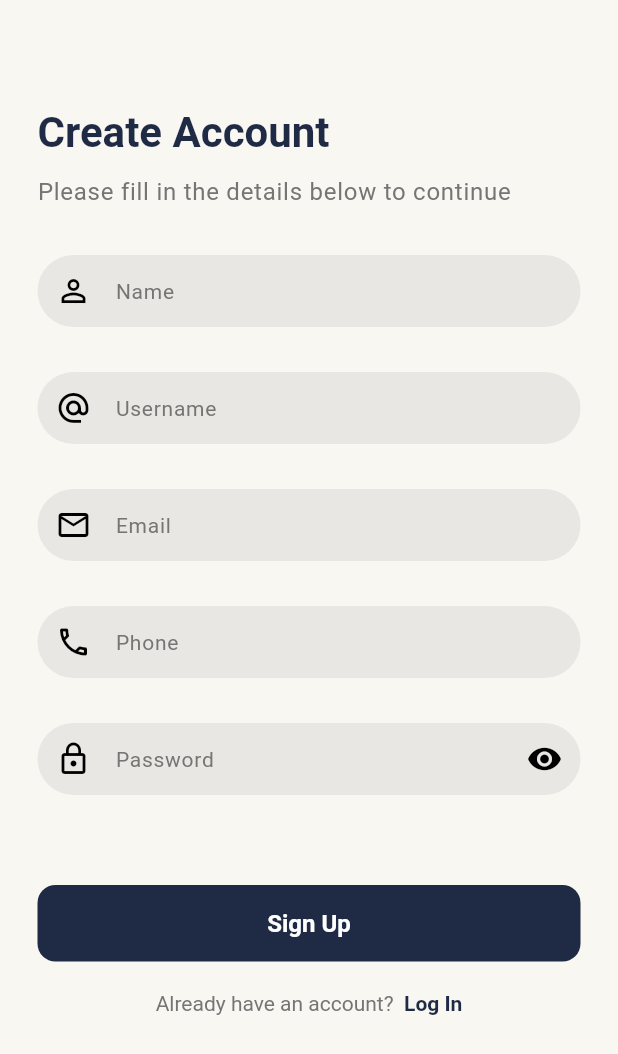
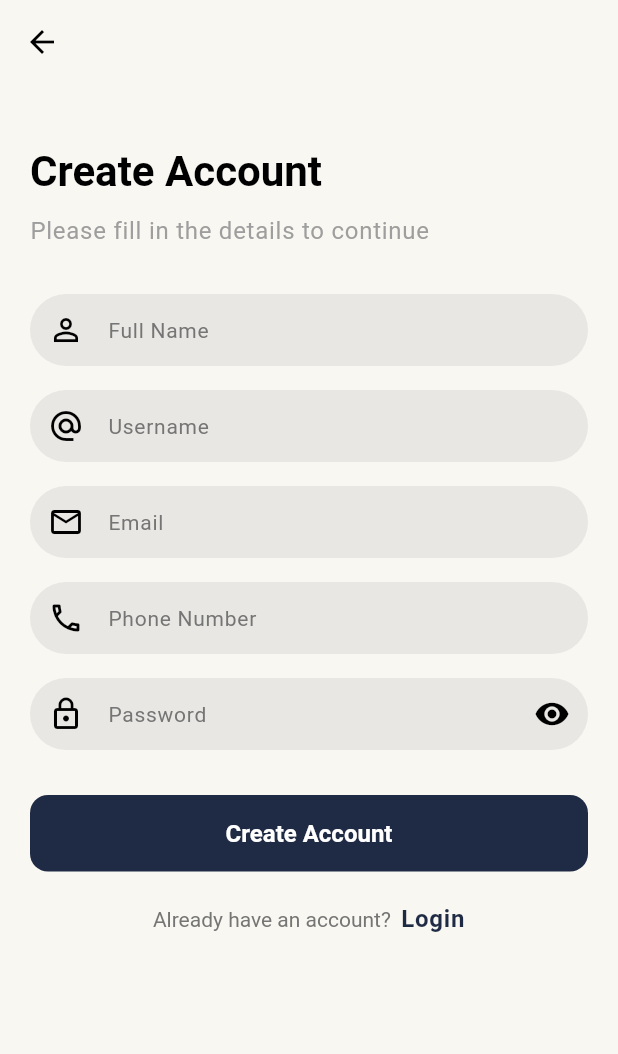
Before and after one commit to mun33b-exe/chatzilla, a Flutter app: the SignupScreen screen opened directly, on a phone screen of 412 x 824 dp. Shown: the top 1054 px of the screen. Run offline on Flutter 3.47's test engine with Material 3 defaults, Android fonts, the phone set to English and light mode, and no system bars.

Commit message:
Temp Commit

```diff
--- a/lib/presentation/screens/auth/signup_screen.dart
+++ b/lib/presentation/screens/auth/signup_screen.dart
@@ -1,6 +1,8 @@
 import 'package:chatzilla/config/theme/app_theme.dart';
 import 'package:chatzilla/core/common/custom_button.dart';
 import 'package:chatzilla/core/common/custom_text_field.dart';
+import 'package:chatzilla/data/repositories/auth_repository.dart';
+import 'package:chatzilla/data/services/service_locator.dart';
 import 'package:chatzilla/presentation/screens/auth/login_screen.dart';
 import 'package:flutter/gestures.dart';
 import 'package:flutter/material.dart';
@@ -19,15 +21,16 @@ class _SignupScreenState extends State<SignupScreen> {
   final TextEditingController usernameController = TextEditingController();
   final TextEditingController phoneController = TextEditingController();
   final TextEditingController passwordController = TextEditingController();
-  final _emailFocus = FocusNode();
+
+  bool _isPasswordVisible = false;
+
   final _nameFocus = FocusNode();
   final _usernameFocus = FocusNode();
+  final _emailFocus = FocusNode();
+  final _passwordFocus = FocusNode();
   final _phoneFocus = FocusNode();
-  final _passwordFocus = FocusNode();
-  bool _isPasswordVisible = false;
 
-
-
+  @override
   void dispose() {
     emailController.dispose();
     nameController.dispose();
@@ -85,96 +88,110 @@ class _SignupScreenState extends State<SignupScreen> {
       return 'Please enter your phone number';
     }
 
-    final phoneRegex = RegExp(r'^\+?[\d\s-]{10,}$');
+    final phoneRegex = RegExp(r'^\+?[\d\s-]{13,}$');
     if (!phoneRegex.hasMatch(value)) {
-      return 'Please enter a valid phone number (e.g., +1234567890)';
+      return 'Please enter a valid phone number (e.g., +92315XXXXXXX)';
     }
     return null;
   }
 
+  Future<void> handleSignUp() async {
+    FocusScope.of(context).unfocus();
+    if (_formKey.currentState?.validate() ?? false) {
+      try {
+        await getIt<AuthRepository>().signUp(
+          fullName: nameController.text,
+          username: usernameController.text,
+          email: emailController.text,
+          phoneNumber: phoneController.text,
+          password: passwordController.text,
+        );
+      } catch (e) {
+        ScaffoldMessenger.of(
+          context,
+        ).showSnackBar(SnackBar(content: Text(e.toString())));
+      }
+    } else {
+      print("form validation failed");
+    }
+  }
+
   @override
   Widget build(BuildContext context) {
+    // return BlocConsumer<AuthCubit, AuthState>(
+    //     bloc: getIt<AuthCubit>(),
+    //     listener: (context, state) {
+    //       if (state.status == AuthStatus.authenticated) {
+    //         getIt<AppRouter>().pushAndRemoveUntil(
+    //           const HomeScreen(),
+    //         );
+    //       } else if (state.status == AuthStatus.error && state.error != null) {
+    //         UiUtils.showSnackBar(context, message: state.error!);
+    //       }
+    //     },
+    // builder: (context, state) {
     return Scaffold(
+      appBar: AppBar(),
       body: SafeArea(
         child: Form(
+          key: _formKey,
           child: SingleChildScrollView(
+            padding: const EdgeInsets.symmetric(horizontal: 20.0),
             child: Column(
+              crossAxisAlignment: CrossAxisAlignment.start,
               children: [
-                const SizedBox(height: 70),
-                Padding(
-                  padding: const EdgeInsets.symmetric(horizontal: 25.0),
-                  child: Align(
-                    alignment: Alignment.centerLeft,
-                    child: Text(
+                const SizedBox(height: 40),
+                Text(
                   "Create Account",
-                      style: Theme.of(
-                        context,
-                      ).textTheme.headlineMedium?.copyWith(
+                  style: Theme.of(context).textTheme.headlineMedium?.copyWith(
                     fontWeight: FontWeight.bold,
-                        color: AppTheme.primaryColor,
-                      ),
-                    ),
                   ),
                 ),
                 const SizedBox(height: 10),
-                Padding(
-                  padding: const EdgeInsets.symmetric(horizontal: 25.0),
-                  child: Align(
-                    alignment: Alignment.centerLeft,
-                    child: Text(
-                      "Please fill in the details below to continue",
+                Text(
+                  "Please fill in the details to continue",
                   style: Theme.of(
                     context,
-                      ).textTheme.bodyLarge?.copyWith(color: Colors.grey[600]),
-                    ),
-                  ),
+                  ).textTheme.bodyLarge?.copyWith(color: Colors.grey),
                 ),
                 const SizedBox(height: 30),
-                Padding(
-                  padding: const EdgeInsets.symmetric(horizontal: 25.0),
-                  child: CustomTextField(
+                CustomTextField(
                   controller: nameController,
-                    hintText: "Name",
+                  focusNode: _nameFocus,
+                  hintText: "Full Name",
+                  validator: _validateName,
                   prefixIcon: const Icon(Icons.person_outline),
                 ),
-                ),
-                const SizedBox(height: 30),
-                Padding(
-                  padding: const EdgeInsets.symmetric(horizontal: 25.0),
-                  child: CustomTextField(
+                const SizedBox(height: 16),
+                CustomTextField(
                   controller: usernameController,
                   hintText: "Username",
-                    prefixIcon: const Icon(Icons.alternate_email_outlined),
+                  focusNode: _usernameFocus,
+                  validator: _validateUsername,
+                  prefixIcon: const Icon(Icons.alternate_email),
                 ),
-                ),
-                const SizedBox(height: 30),
-                Padding(
-                  padding: const EdgeInsets.symmetric(horizontal: 25.0),
-                  child: CustomTextField(
+                const SizedBox(height: 16),
+                CustomTextField(
                   controller: emailController,
                   hintText: "Email",
+                  focusNode: _emailFocus,
+                  validator: _validateEmail,
                   prefixIcon: const Icon(Icons.email_outlined),
                 ),
-                ),
-                const SizedBox(height: 30),
-                Padding(
-                  padding: const EdgeInsets.symmetric(horizontal: 25.0),
-                  child: CustomTextField(
+                const SizedBox(height: 16),
+                CustomTextField(
                   controller: phoneController,
-                    hintText: "Phone",
+                  focusNode: _phoneFocus,
+                  validator: _validatePhone,
+                  hintText: "Phone Number",
                   prefixIcon: const Icon(Icons.phone_outlined),
                 ),
-                ),
-                const SizedBox(height: 30),
-                Padding(
-                  padding: const EdgeInsets.symmetric(horizontal: 25.0),
-                  child: CustomTextField(
+                const SizedBox(height: 16),
+                CustomTextField(
                   controller: passwordController,
+                  obscureText: !_isPasswordVisible,
+                  hintText: "Password",
                   focusNode: _passwordFocus,
-                    validator: _validatePassword,
-                    hintText: "Password",
-                    prefixIcon: const Icon(Icons.lock_outline),
-                    obscureText: !_isPasswordVisible,
                   suffixIcon: IconButton(
                     onPressed: () {
                       setState(() {
@@ -187,20 +204,11 @@ class _SignupScreenState extends State<SignupScreen> {
                           : Icons.visibility,
                     ),
                   ),
+                  validator: _validatePassword,
+                  prefixIcon: const Icon(Icons.lock_outline),
                 ),
-                ),
-                const SizedBox(height: 60),
-                Padding(
-                  padding: const EdgeInsets.symmetric(horizontal: 25.0),
-                  child: CustomButton(
-                        onPressed: () {
-                          if (_formKey.currentState!.validate()) {
-                            // Perform signup action
-                          }
-                        },
-                        text: "Sign Up",
-                      ),
-                ),
+                const SizedBox(height: 30),
+                CustomButton(onPressed: handleSignUp, text: "Create Account"),
                 const SizedBox(height: 20),
                 Center(
                   child: RichText(
@@ -209,22 +217,17 @@ class _SignupScreenState extends State<SignupScreen> {
                       style: TextStyle(color: Colors.grey[600]),
                       children: [
                         TextSpan(
-                          text: "Log In",
-                          style: TextStyle(
-                            color: AppTheme.primaryColor,
+                          text: "Login",
+                          style: Theme.of(
+                            context,
+                          ).textTheme.bodyLarge?.copyWith(
+                            color: Theme.of(context).primaryColor,
                             fontWeight: FontWeight.bold,
                           ),
                           recognizer:
                               TapGestureRecognizer()
                                 ..onTap = () {
-                                  // Navigate to the signup screen
-                                  Navigator.push(
-                                    context,
-                                    MaterialPageRoute(
-                                      builder:
-                                          (context) => const LoginScreen(),
-                                    ),
-                                  );
+                                  Navigator.pop(context);
                                 },
                         ),
                       ],
```
Lines whose indentation alone changed are shown as unchanged.
